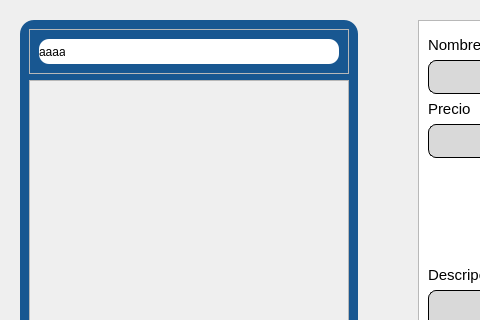
Qt form RawInterfaces/Productos.ui (Ventthos/PollosExpress) before a commit; both pictures show x 0 to 480 and y 0 to 320 of the 946 by 617 pixel window.
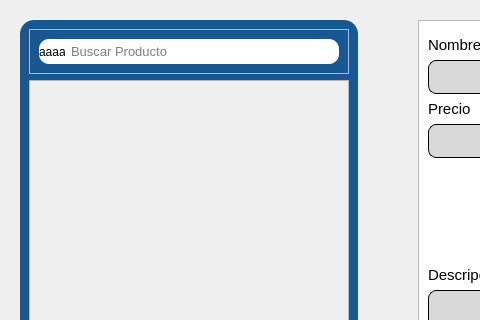
The same form after that commit. Icons and pictures are not drawn.

Diff of the .ui file:
```diff
--- a/RawInterfaces/Productos.ui
+++ b/RawInterfaces/Productos.ui
@@ -141,7 +141,7 @@
 	background-color: #FFFFFF;
 	border-top-right-radius: 10px;
 	border-bottom-right-radius: 10px;
-	color: white;
+	color: black;
 	padding: 4px;
 }</string>
               </property>
```
Left out of the diff: 8 changed lines with no effect on the pictures.
